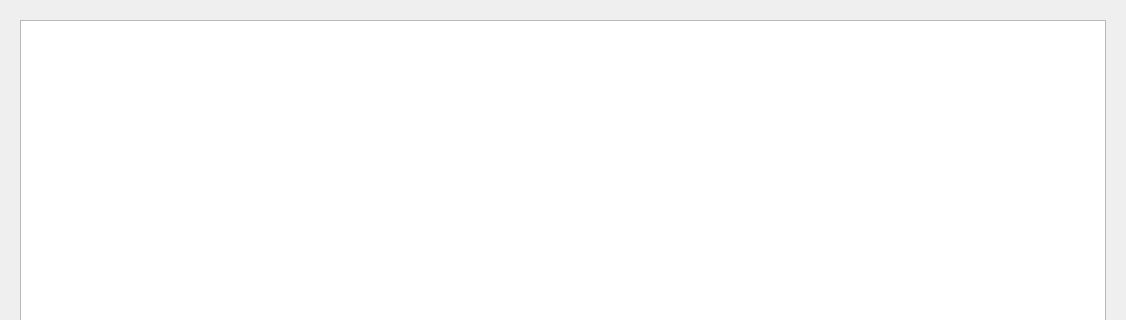
The window that main.ui (Richtermnd/GitAdditional) describes before a commit, drawn with Qt 5; both pictures show x 0 to 1126 and y 0 to 320 of the 1126 by 664 pixel window.
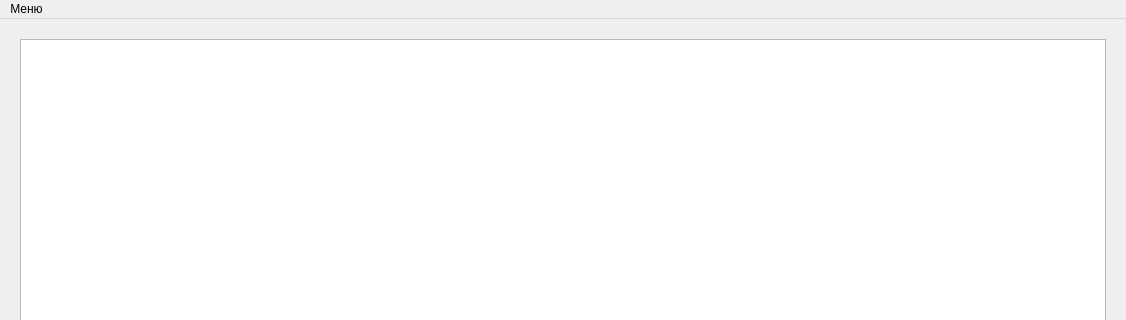
The same window after the commit.

Diff of the .ui file:
```diff
--- a/main.ui
+++ b/main.ui
@@ -32,6 +32,33 @@
     </item>
    </layout>
   </widget>
+  <widget class="QMenuBar" name="menuBar">
+   <property name="geometry">
+    <rect>
+     <x>0</x>
+     <y>0</y>
+     <width>1126</width>
+     <height>26</height>
+    </rect>
+   </property>
+   <widget class="QMenu" name="menu">
+    <property name="title">
+     <string>Меню</string>
+    </property>
+    <addaction name="add_action"/>
+   </widget>
+   <addaction name="menu"/>
+  </widget>
+  <action name="actionddf">
+   <property name="text">
+    <string>ddf</string>
+   </property>
+  </action>
+  <action name="add_action">
+   <property name="text">
+    <string>Добавить кофе</string>
+   </property>
+  </action>
  </widget>
  <resources/>
  <connections/>
```
